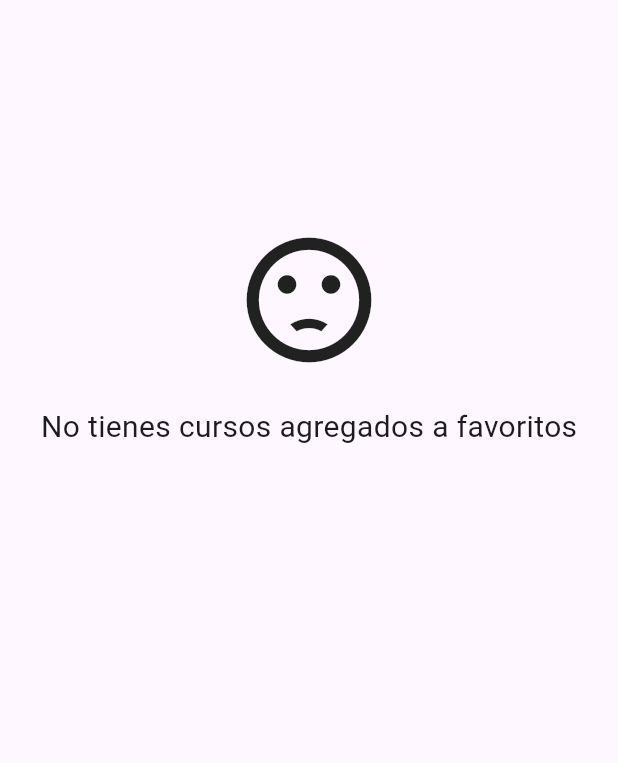
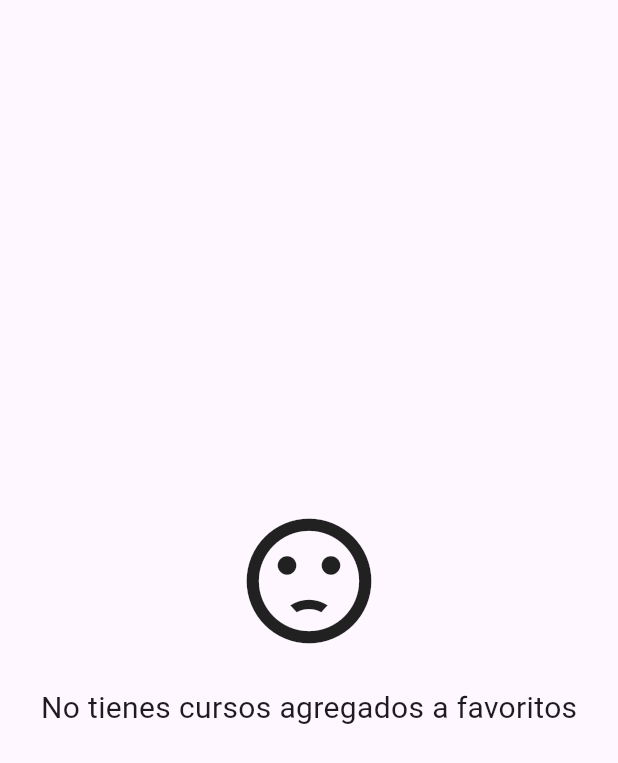
Before and after one commit to JaredTrOr/sistema_cursos_front, a Flutter app: the CursosAdquiridosPage screen opened by its route, on a phone screen of 412 x 824 dp. Shown: the top 763 px of the screen. Run offline on Flutter 3.47's test engine with Material 3 defaults, Android fonts, the phone set to English and light mode, and no system bars; our stand-ins replace awesome_dialog, cloud_firestore, firebase_core, flutter_credit_card; accounts and stored records are empty; generated files the repository leaves out were written again; statements that could not run were skipped.

Commit message:
Alineación central en widget de no cursos disponibles

```diff
--- a/lib/widgets/no_courses.dart
+++ b/lib/widgets/no_courses.dart
@@ -8,11 +8,12 @@ class NoCourses extends StatelessWidget {
   Widget build(BuildContext context) {
     return Center(
       child: Column(
+        mainAxisAlignment: MainAxisAlignment.center,
+        crossAxisAlignment: CrossAxisAlignment.center,
         children: [
-          const SizedBox(height: 150),
           const Icon(Icons.sentiment_dissatisfied, size: 100,),
           const SizedBox(height: 20),
-          Text(description, style: TextStyle(fontSize: 20),),
+          Text(description, style: const TextStyle(fontSize: 20),),
         ],
       ),
     );
```
